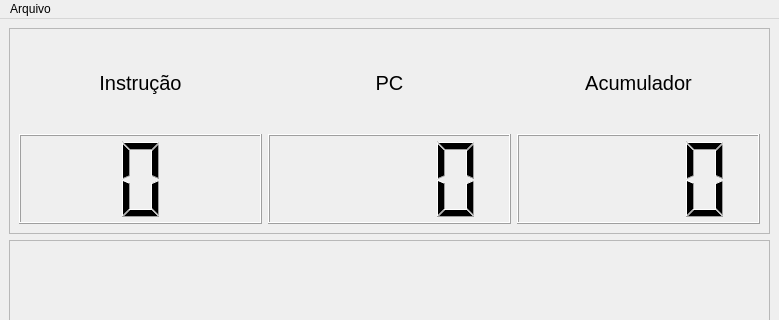
Above: src/GUI/main.ui from JoaoVitorBranco/BIPy before the change; both pictures show x 0 to 779 and y 0 to 320 of the 779 by 689 pixel window. Below: the same form after it.
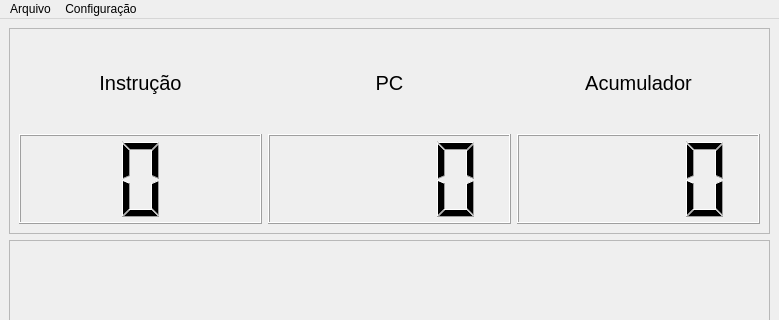
That is the form after the change.

Commit message: Alteração de clock

What changed in the file:
```diff
--- a/src/GUI/main.ui
+++ b/src/GUI/main.ui
@@ -361,7 +361,14 @@
     <addaction name="menuSalvar"/>
     <addaction name="menuAbrir"/>
    </widget>
+   <widget class="QMenu" name="menuConfigura_o">
+    <property name="title">
+     <string>Configuração</string>
+    </property>
+    <addaction name="actionSetar_Clock"/>
+   </widget>
    <addaction name="menuArquivo"/>
+   <addaction name="menuConfigura_o"/>
   </widget>
   <widget class="QStatusBar" name="statusbar"/>
   <action name="actionAbrir_Memoria_de_Dados">
```
Left out of the diff: 15 changed lines with no effect on the pictures. The commit also changes 1 other file.
